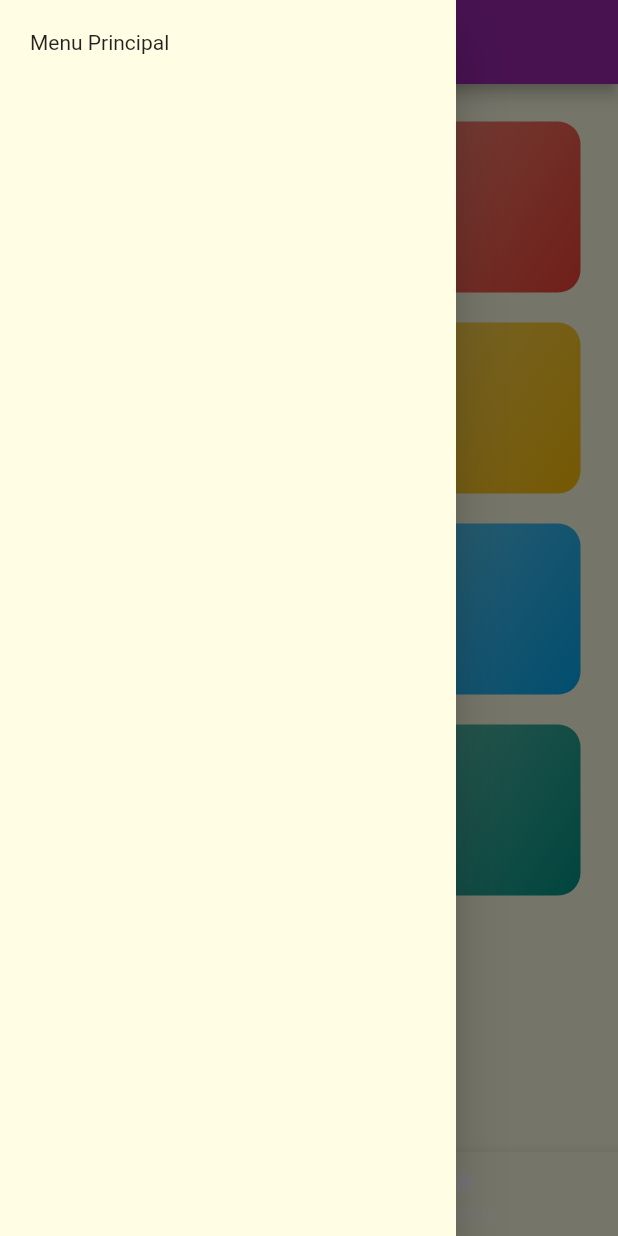
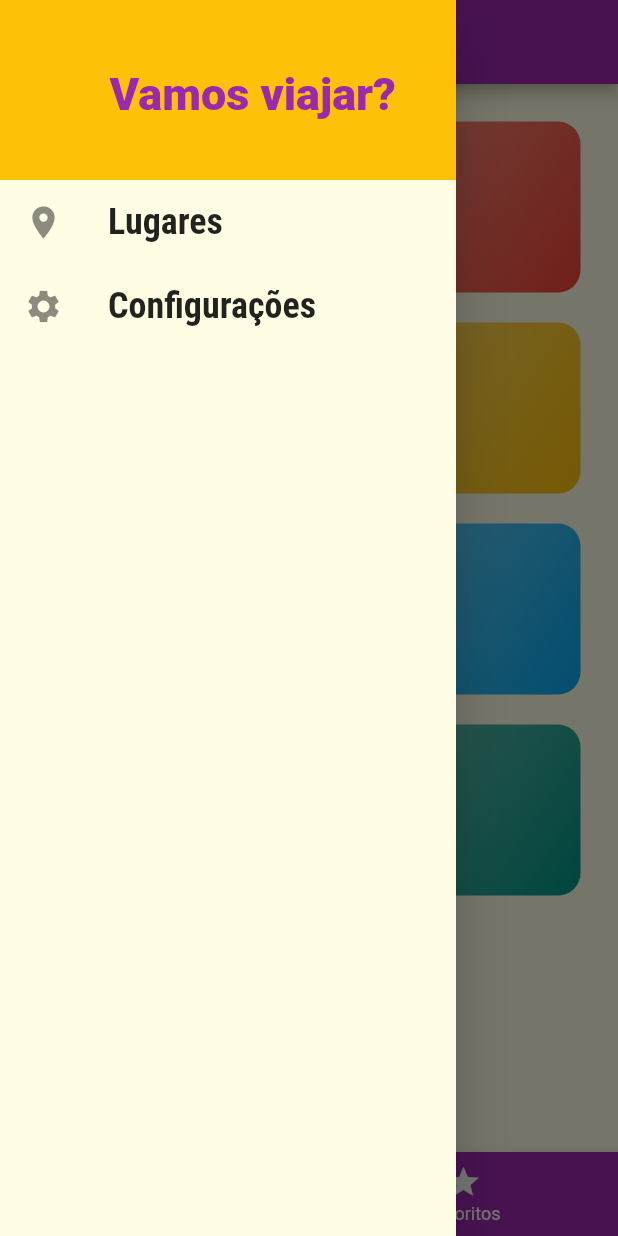
Before and after one commit to Clevinacio/dev-mobile, a Flutter app: the screen it shows after launch, with the side drawer open, on a phone screen of 412 x 824 dp. Run offline on Flutter 3.47's test engine with Material 2 defaults, Android fonts, the phone set to English and light mode, and no system bars.

Commit message:
Cria página de favoritos utilizando provider

```diff
--- /dev/null
+++ b/f3_lugares/lib/components/main_drawer.dart
@@ -0,0 +1,53 @@
+import 'package:f3_lugares/utils/app_routes.dart';
+import 'package:flutter/material.dart';
+
+class MainDrawer extends StatelessWidget {
+  Widget _createItem(IconData icon, String label, Function() onTap) {
+    return ListTile(
+      leading: Icon(
+        icon,
+        size: 26,
+      ),
+      title: Text(
+        label,
+        style: TextStyle(
+          fontFamily: 'RobotoCondensed',
+          fontSize: 24,
+          fontWeight: FontWeight.bold,
+        ),
+      ),
+      onTap: onTap,
+    );
+  }
+
+  @override
+  Widget build(BuildContext context) {
+    return Drawer(
+      child: Column(
+        children: [
+          Container(
+            height: 120,
+            width: double.infinity,
+            padding: EdgeInsets.all(40),
+            color: Theme.of(context).colorScheme.secondary,
+            alignment: Alignment.bottomRight,
+            child: Text(
+              'Vamos viajar?',
+              style: TextStyle(
+                  fontWeight: FontWeight.w900,
+                  fontSize: 30,
+                  color: Theme.of(context).colorScheme.primary),
+            ),
+          ),
+          _createItem(Icons.place, 'Lugares',
+              () => Navigator.of(context).pushReplacementNamed(AppRoutes.HOME)),
+          _createItem(
+              Icons.settings,
+              'Configurações',
+              () => Navigator.of(context)
+                  .pushReplacementNamed(AppRoutes.SETTINGS))
+        ],
+      ),
+    );
+  }
+}
--- a/f3_lugares/lib/main.dart
+++ b/f3_lugares/lib/main.dart
@@ -1,20 +1,38 @@
-import 'dart:ui';
-
+import 'package:f3_lugares/data/my_data.dart';
+import 'package:f3_lugares/models/favoritos.dart';
+import 'package:f3_lugares/models/place.dart';
 import 'package:f3_lugares/screens/countries_places_screen.dart';
 import 'package:f3_lugares/screens/place_detail_screen.dart';
+import 'package:f3_lugares/screens/settings_screen.dart';
 import 'package:f3_lugares/screens/tabs_screen.dart';
 import 'package:f3_lugares/utils/app_routes.dart';
 import 'package:flutter/material.dart';
+import 'package:provider/provider.dart';
 
 import 'screens/countries_screen.dart';
 
 void main() => runApp(MyApp());
 
 class MyApp extends StatelessWidget {
+  const MyApp({Key? key}) : super(key: key);
+
   @override
   Widget build(BuildContext context) {
-    return MaterialApp(
-      debugShowCheckedModeBanner: false,
+    return MultiProvider(
+      providers: [
+        Provider(
+          create: (context) => DUMMY_PLACES,
+        ),
+        ChangeNotifierProxyProvider<List<Place>, Favoritos>(
+          create: (context) => Favoritos(),
+          update: (context, places, favoritos) {
+            if (favoritos == null) throw ArgumentError.notNull('favoritos');
+            favoritos.places = places;
+            return favoritos;
+          },
+        ),
+      ],
+      child: MaterialApp(
         title: 'PlacesToGo',
         theme: ThemeData(
             colorScheme: ThemeData()
@@ -34,7 +52,9 @@ class MyApp extends StatelessWidget {
           AppRoutes.HOME: (ctx) => TabsScreen(),
           AppRoutes.COUNTRY_PLACES: (ctx) => CountryPlacesScreen(),
           AppRoutes.PLACES_DETAIL: (ctx) => PlaceDetailScreen(),
+          AppRoutes.SETTINGS: (ctx) => SettingsScreen(),
         },
+      ),
     );
   }
 }
--- /dev/null
+++ b/f3_lugares/lib/models/favoritos.dart
@@ -0,0 +1,29 @@
+import 'package:f3_lugares/models/place.dart';
+import 'package:flutter/material.dart';
+
+class Favoritos extends ChangeNotifier {
+  late List<Place> _placesList;
+
+  final List<String> _placeIds = [];
+
+  List<Place> get places => [..._placesList];
+
+  set places(List<Place> newPlacesList) {
+    _placesList = newPlacesList;
+    notifyListeners();
+  }
+
+  List<Place> get favoritePlaces => _placeIds
+      .map((placeId) => _placesList.firstWhere((place) => place.id == placeId))
+      .toList();
+
+  void addPlace(Place newPlace) {
+    _placeIds.add(newPlace.id);
+    notifyListeners();
+  }
+
+  void removePlace(Place place) {
+    _placeIds.remove(place.id);
+    notifyListeners();
+  }
+}
--- a/f3_lugares/lib/screens/countries_screen.dart
+++ b/f3_lugares/lib/screens/countries_screen.dart
@@ -5,10 +5,12 @@ import '../data/my_data.dart';
 class CountriesScreen extends StatelessWidget {
   @override
   Widget build(BuildContext context) {
-    return GridView(
+    return Container(
+      child: GridView(
         padding: const EdgeInsets.all(25),
-      gridDelegate: const SliverGridDelegateWithMaxCrossAxisExtent(
-        maxCrossAxisExtent: 200, //cada elemento com extenso maxima de 200 pixel
+        gridDelegate: SliverGridDelegateWithMaxCrossAxisExtent(
+          maxCrossAxisExtent:
+              200, //cada elemento com extenso maxima de 200 pixel
           childAspectRatio: 3 / 2, //proporcao de cada elemento dentro do grid
           crossAxisSpacing: 20, //espacamento no eixo cruzado
           mainAxisSpacing: 20, //espacamento no eixo principal
@@ -16,6 +18,7 @@ class CountriesScreen extends StatelessWidget {
         children: DUMMY_COUNTRIES.map((country) {
           return CountryItem(country);
         }).toList(),
+      ),
     );
   }
 }
--- /dev/null
+++ b/f3_lugares/lib/screens/settings_screen.dart
@@ -0,0 +1,15 @@
+import 'package:f3_lugares/components/main_drawer.dart';
+import 'package:flutter/material.dart';
+
+class SettingsScreen extends StatelessWidget {
+  @override
+  Widget build(BuildContext context) {
+    return Scaffold(
+      appBar: AppBar(title: Text('Configurações')),
+      body: Center(
+        child: Text('Configurações'),
+      ),
+      drawer: MainDrawer(),
+    );
+  }
+}
--- a/f3_lugares/lib/screens/tabs_screen.dart
+++ b/f3_lugares/lib/screens/tabs_screen.dart
@@ -1,16 +1,17 @@
+import 'package:f3_lugares/components/main_drawer.dart';
 import 'package:f3_lugares/screens/countries_screen.dart';
 import 'package:f3_lugares/screens/favoritos_screen.dart';
 import 'package:flutter/material.dart';
 
 class TabsScreen extends StatefulWidget {
   @override
-  State<StatefulWidget> createState() => _tabsScreenState();
+  State<TabsScreen> createState() => _TabsScreenState();
 }
 
-class _tabsScreenState extends State<TabsScreen> {
+class _TabsScreenState extends State<TabsScreen> {
   int _indexSelectedScreen = 0;
 
-  final List<Widget> _screens = [CountriesScreen(), FavoritosScreen()];
+  List<Widget> _screens = [CountriesScreen(), FavoritosScreen()];
 
   _selectScreen(int index) {
     setState(() {
@@ -20,56 +21,55 @@ class _tabsScreenState extends State<TabsScreen> {
 
   @override
   Widget build(BuildContext context) {
-    // return DefaultTabController(
-    //   length: 2,
-    //   child: Scaffold(
-    //     appBar: AppBar(
-    //       title: const Text('Bora Viajar?'),
-    //       bottom: const TabBar(
-    //         tabs: [
-    //           Tab(
-    //             icon: Icon(Icons.category),
-    //             text: 'Categoria',
-    //           ),
-    //           Tab(
-    //             icon: Icon(Icons.star),
-    //             text: 'Favoritos',
-    //           ),
-    //         ],
-    //       ),
-    //     ),
-    //     body: TabBarView(
-    //       children: [
-    //         CountriesScreen(),
-    //         FavoritosScreen(),
-    //       ],
-    //     ),
-    //   ),
-    // );
+    /*
+    return DefaultTabController(
+      length: 2,
+      child: Scaffold(
+        appBar: AppBar(
+          title: Text('Bora Vijar?'),
+          bottom: TabBar(
+            tabs: [
+              Tab(
+                icon: Icon(Icons.category),
+                text: 'Categoria',
+              ),
+              Tab(
+                icon: Icon(Icons.star),
+                text: 'Favoritos',
+              )
+            ],
+          ),
+        ),
+        body: TabBarView(children: <Widget>[
+          CountriesScreen(),
+          FavoritosScreen(),
+        ]),
+      ),
+    );*/
 
     return Scaffold(
-      appBar: AppBar(
-        title: Text('Bora viajar?'),
-      ),
+      appBar: AppBar(title: Text('Bora Viajar?')),
       body: _screens[_indexSelectedScreen],
       bottomNavigationBar: BottomNavigationBar(
         onTap: _selectScreen,
         selectedItemColor: Theme.of(context).colorScheme.secondary,
         unselectedItemColor: Colors.white,
         currentIndex: _indexSelectedScreen,
+        backgroundColor: Theme.of(context).colorScheme.primary,
         items: [
-          BottomNavigationBarItem(
-              icon: Icon(Icons.category), label: 'Categoria'),
-          BottomNavigationBarItem(icon: Icon(Icons.star), label: 'Favoritos')
+          BottomNavigationBarItem(icon: Icon(Icons.category), label: 'Países'),
+          BottomNavigationBarItem(icon: Icon(Icons.star), label: 'Favoritos'),
         ],
       ),
+      /*
       drawer: Drawer(
         child: Container(
           height: 120,
-          padding: EdgeInsets.all(20),
+          padding: EdgeInsets.all(40),
           child: Text('Menu Principal'),
         ),
-      ),
+      ), */
+      drawer: MainDrawer(),
     );
   }
 }
--- a/f3_lugares/pubspec.yaml
+++ b/f3_lugares/pubspec.yaml
@@ -34,6 +34,7 @@ dependencies:
   # The following adds the Cupertino Icons font to your application.
   # Use with the CupertinoIcons class for iOS style icons.
   cupertino_icons: ^1.0.2
+  provider: ^6.0.3
 
 dev_dependencies:
   flutter_test:
```
Also changed, not shown: f3_lugares/lib/components/place_item.dart (+17 -13 lines), f3_lugares/lib/models/place.dart (+12 -0 lines), f3_lugares/lib/screens/favoritos_screen.dart (+13 -2 lines), f3_lugares/lib/screens/place_detail_screen.dart (+31 -4 lines). Lines whose indentation alone changed are shown as unchanged.
